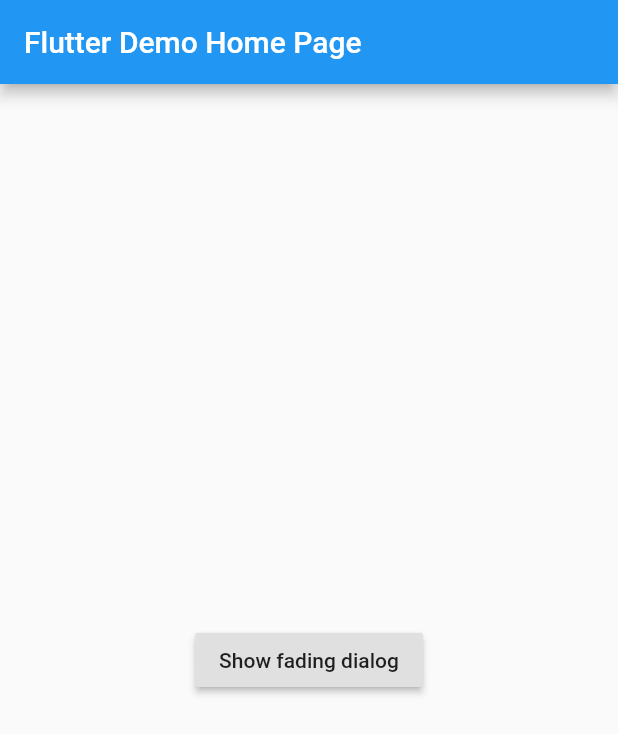
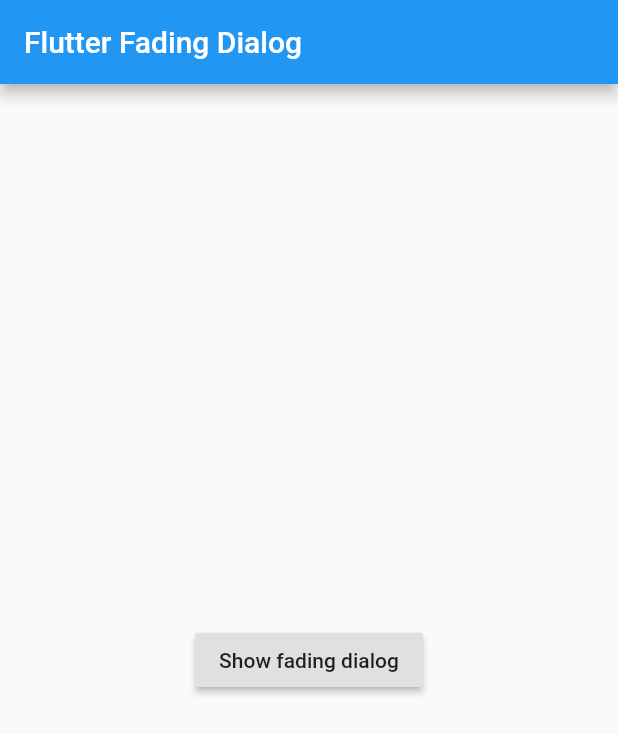
Before and after one commit to alexlindroos/fading_dialog, a Flutter app: the screen it shows after launch, on a phone screen of 412 x 824 dp. Shown: the top 734 px of the screen. Run offline on Flutter 3.47's test engine with Material 2 defaults, Android fonts, the phone set to English and light mode, and no system bars.

Commit message:
Changed title

```diff
--- a/lib/main.dart
+++ b/lib/main.dart
@@ -7,7 +7,7 @@ class MyApp extends StatelessWidget {
   @override
   Widget build(BuildContext context) {
     return MaterialApp(
-      home: MyHomePage(title: 'Flutter Demo Home Page'),
+      home: MyHomePage(title: 'Flutter Fading Dialog'),
     );
   }
 }
```
